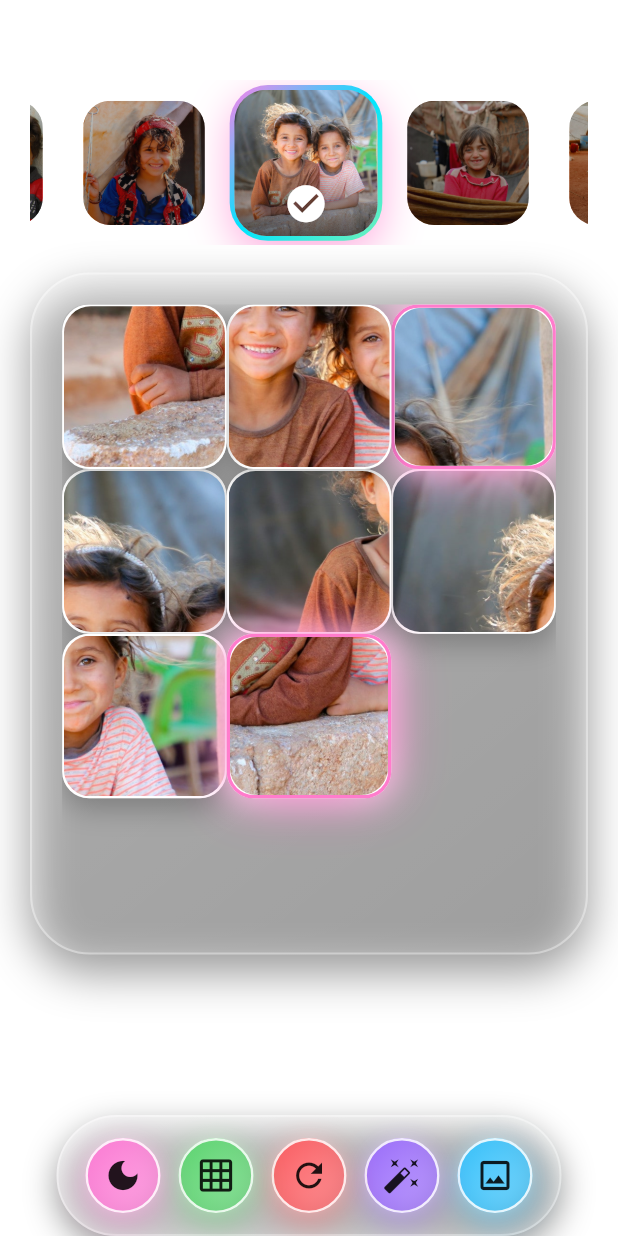
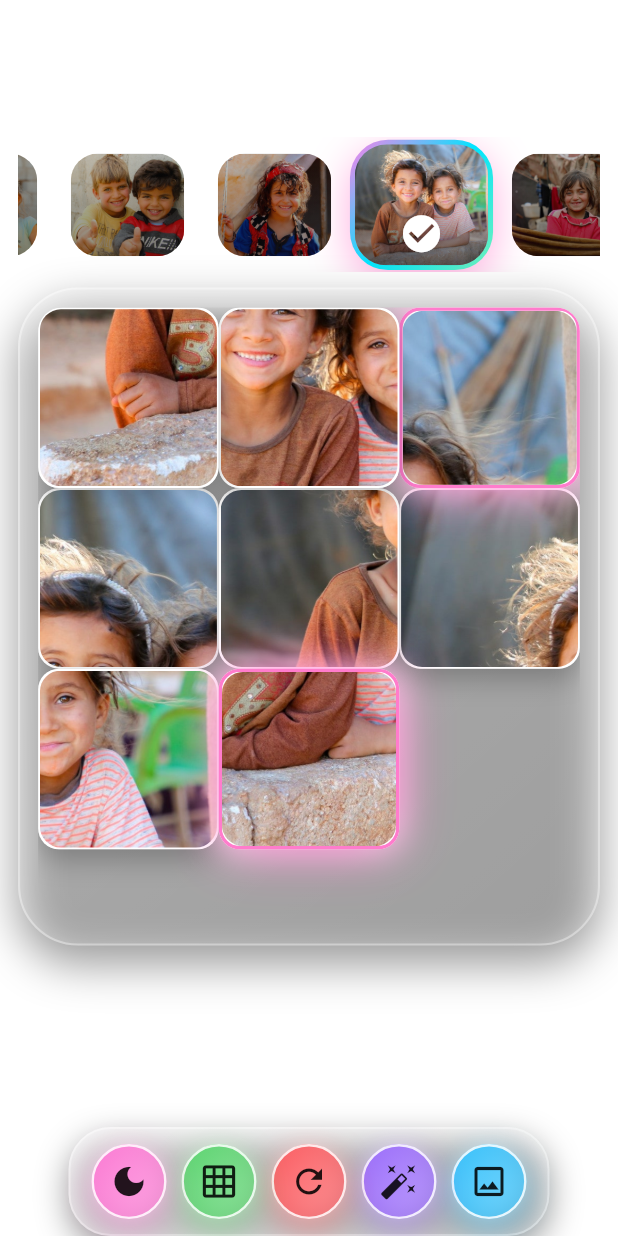
Before and after one commit to kamyarmg/lavash, a Flutter app: the screen it shows after launch, on a phone screen of 412 x 824 dp. Run offline on Flutter 3.47's test engine with Material 3 defaults, Android fonts, the phone set to English and light mode, and no system bars; our stand-ins replace google_fonts, image_picker, shared_preferences.

Commit message:
Refactor layout and padding in MainApp for improved UI; adjust asset slider dimensions and spacing for better visuals

```diff
--- a/lib/main.dart
+++ b/lib/main.dart
@@ -226,8 +226,8 @@ class _MainAppState extends State<MainApp> with TickerProviderStateMixin {
 
   Future<void> _loadRecords() async {
     final sp = await SharedPreferences.getInstance();
-    bestMoves = sp.getInt('best_moves_${dimension}');
-    bestTime = sp.getInt('best_time_${dimension}');
+    bestMoves = sp.getInt('best_moves_$dimension');
+    bestTime = sp.getInt('best_time_$dimension');
     if (mounted) setState(() {});
   }
 
@@ -236,12 +236,12 @@ class _MainAppState extends State<MainApp> with TickerProviderStateMixin {
     bool changed = false;
     if (bestMoves == null || moves < bestMoves!) {
       bestMoves = moves;
-      await sp.setInt('best_moves_${dimension}', moves);
+      await sp.setInt('best_moves_$dimension', moves);
       changed = true;
     }
     if (bestTime == null || seconds < bestTime!) {
       bestTime = seconds;
-      await sp.setInt('best_time_${dimension}', seconds);
+      await sp.setInt('best_time_$dimension', seconds);
       changed = true;
     }
     if (changed && mounted) setState(() {});
@@ -449,13 +449,15 @@ class _MainAppState extends State<MainApp> with TickerProviderStateMixin {
               Container(color: Colors.white),
               LayoutBuilder(
                 builder: (context, constraints) {
+                  // فضای رزرو شده برای اسلایدر و نوار پایینی کمتر شد تا برد بزرگ‌تر شود
                   final maxBoard = min(
                     constraints.maxWidth,
-                    constraints.maxHeight - 260,
-                  ).clamp(240.0, 560.0);
+                    constraints.maxHeight - 200,
+                  ).clamp(240.0, 720.0);
                   return Center(
                     child: SingleChildScrollView(
-                      padding: const EdgeInsets.fromLTRB(20, 16, 20, 120),
+                      // حاشیه‌های عمودی و افقی کمتر شد
+                      padding: const EdgeInsets.fromLTRB(12, 8, 12, 80),
                       child: SafeArea(
                         top: true,
                         bottom: false,
@@ -475,7 +477,7 @@ class _MainAppState extends State<MainApp> with TickerProviderStateMixin {
                                   onSelect: (p) => _loadAssetImage(p),
                                 ),
                               ),
-                              const SizedBox(height: 18),
+                              const SizedBox(height: 10),
                               Hero(
                                 tag: 'board',
                                 child: _FancyFrame(
@@ -617,11 +619,11 @@ class _AssetSliderState extends State<_AssetSlider> {
     final theme = Theme.of(context);
     final items = _allItems;
     return SizedBox(
-      height: 110,
+      height: 90,
       child: ListView.builder(
         controller: _controller,
         scrollDirection: Axis.horizontal,
-        padding: const EdgeInsets.symmetric(horizontal: 2),
+        padding: const EdgeInsets.symmetric(horizontal: 0),
         itemCount: items.length,
         itemBuilder: (c, i) {
           final rawPath = items[i];
@@ -707,8 +709,8 @@ class _SliderThumbState extends State<_SliderThumb>
             end: Alignment.bottomRight,
           );
     return Container(
-      width: 96,
-      margin: const EdgeInsets.symmetric(horizontal: 6, vertical: 6),
+      width: 90,
+      margin: const EdgeInsets.symmetric(horizontal: 4, vertical: 4),
       child: MouseRegion(
         onEnter: (_) => _setHover(true),
         onExit: (_) => _setHover(false),
@@ -840,7 +842,8 @@ class _FancyFrame extends StatelessWidget {
     return AnimatedContainer(
       duration: const Duration(milliseconds: 800),
       curve: Curves.easeOutCubic,
-      padding: const EdgeInsets.all(20),
+      // پدینگ قاب کمتر شد
+      padding: const EdgeInsets.all(12),
       decoration: BoxDecoration(
         borderRadius: BorderRadius.circular(40),
         gradient: LinearGradient(
@@ -991,7 +994,7 @@ class _TileContent extends StatelessWidget {
       curve: Curves.easeOutQuad,
       decoration: BoxDecoration(
         color: Colors.white,
-        borderRadius: BorderRadius.circular(18),
+        borderRadius: BorderRadius.circular(14),
         border: Border.all(
           color: isCorrect
               ? const Color(0xFFFF6EC7).withOpacity(0.9)
@@ -1001,7 +1004,7 @@ class _TileContent extends StatelessWidget {
         boxShadow: correctGlow,
       ),
       child: ClipRRect(
-        borderRadius: BorderRadius.circular(18),
+        borderRadius: BorderRadius.circular(14),
         child: Stack(
           fit: StackFit.expand,
           children: [
@@ -1172,12 +1175,12 @@ class _ActionBar extends StatelessWidget {
     // در حال حاضر عمداً از SafeArea صرفنظر شده تا کاملاً به لبه بچسبد. در صورت نیاز:
     // return SafeArea(top: false, child: ...)
     return Padding(
-      padding: const EdgeInsets.fromLTRB(16, 0, 16, 0),
+      padding: const EdgeInsets.fromLTRB(8, 0, 8, 0),
       child: Center(
         child: Container(
-          padding: const EdgeInsets.symmetric(horizontal: 18, vertical: 14),
+          padding: const EdgeInsets.symmetric(horizontal: 14, vertical: 10),
           decoration: BoxDecoration(
-            borderRadius: BorderRadius.circular(40),
+            borderRadius: BorderRadius.circular(28),
             gradient: LinearGradient(
               colors: [
                 Colors.white.withOpacity(0.45),
@@ -1200,8 +1203,8 @@ class _ActionBar extends StatelessWidget {
           ),
           child: Wrap(
             alignment: WrapAlignment.center,
-            spacing: 12,
-            runSpacing: 10,
+            spacing: 10,
+            runSpacing: 8,
             children: [
               _CircularGlassButton(
                 icon: const Icon(Icons.image_outlined),
```
